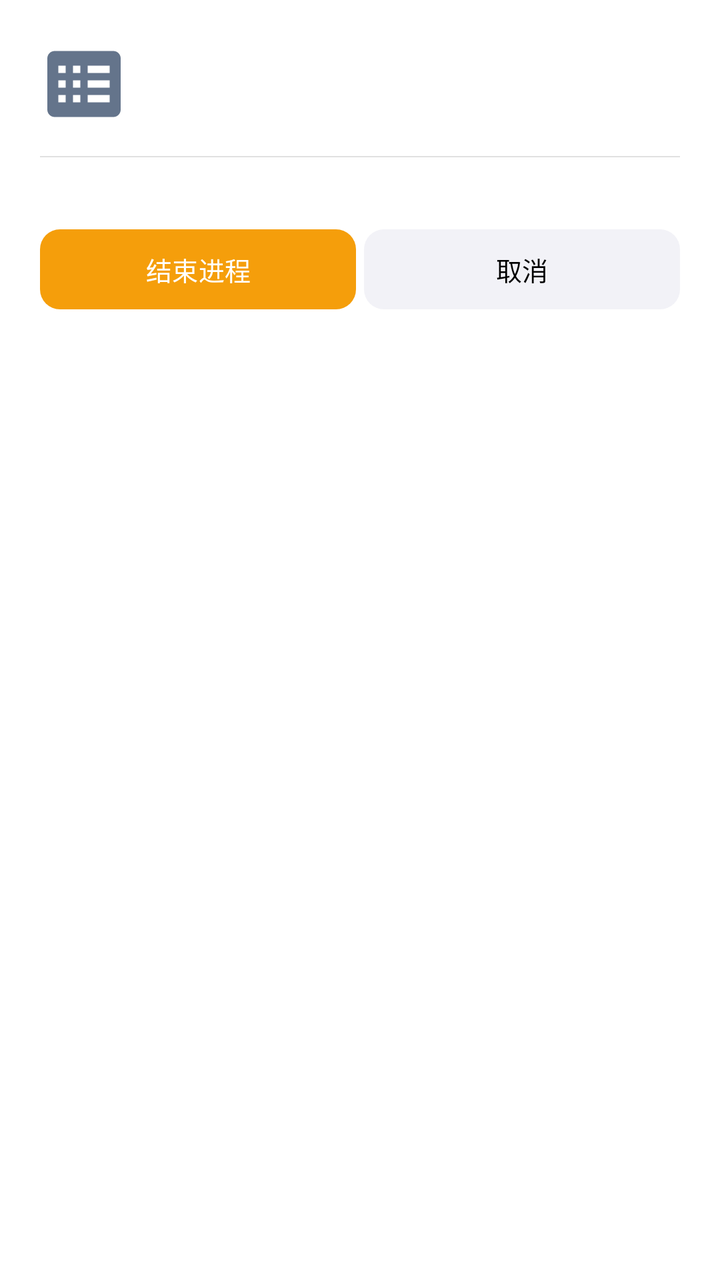
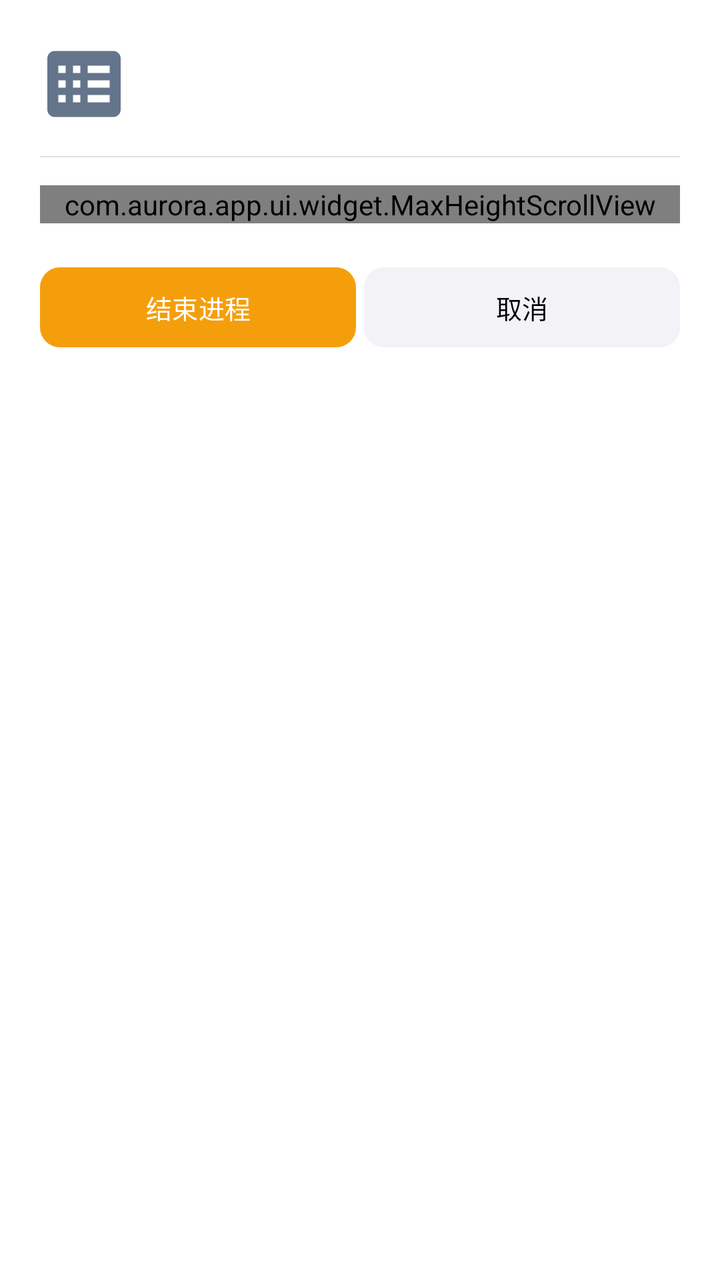

Before-and-after screenshots of an Android layout around one commit, followed by the original layout XML and the change that was made.
<!-- AndroidManifest.xml: application theme Theme.Aurora -->
<!-- res/layout/dialog_process_detail.xml -->
<?xml version="1.0" encoding="utf-8"?>
<LinearLayout xmlns:android="http://schemas.android.com/apk/res/android"
    xmlns:app="http://schemas.android.com/apk/res-auto"
    android:layout_width="match_parent"
    android:layout_height="wrap_content"
    android:background="?attr/auroraBackgroundElevated"
    android:orientation="vertical"
    android:padding="20dp">

    
    <LinearLayout
        android:layout_width="match_parent"
        android:layout_height="wrap_content"
        android:gravity="center_vertical"
        android:orientation="horizontal">

        <ImageView
            android:id="@+id/ivDetailIcon"
            android:layout_width="44dp"
            android:layout_height="44dp"
            android:contentDescription="进程图标"
            android:src="@drawable/ic_process_linux" />

        <LinearLayout
            android:layout_width="0dp"
            android:layout_height="wrap_content"
            android:layout_marginStart="14dp"
            android:layout_weight="1"
            android:orientation="vertical">

            <TextView
                android:id="@+id/tvDetailFriendlyName"
                android:layout_width="wrap_content"
                android:layout_height="wrap_content"
                android:ellipsize="end"
                android:fontFamily="sans-serif-medium"
                android:maxLines="1"
                android:textColor="@color/ios_text_primary"
                android:textSize="16sp" />

            <TextView
                android:id="@+id/tvDetailProcessName"
                android:layout_width="wrap_content"
                android:layout_height="wrap_content"
                android:layout_marginTop="2dp"
                android:ellipsize="end"
                android:maxLines="1"
                android:textColor="@color/ios_text_secondary"
                android:textSize="12sp" />
        </LinearLayout>
    </LinearLayout>

    <View
        android:layout_width="match_parent"
        android:layout_height="0.5dp"
        android:layout_marginVertical="14dp"
        android:background="@color/ios_separator" />

    
    <ScrollView
        android:layout_width="match_parent"
        android:layout_height="wrap_content"
        android:maxHeight="340dp"
        android:overScrollMode="never">

        <LinearLayout
            android:id="@+id/layoutProcessDetailRows"
            android:layout_width="match_parent"
            android:layout_height="wrap_content"
            android:orientation="vertical" />
    </ScrollView>

    <LinearLayout
        android:layout_width="match_parent"
        android:layout_height="wrap_content"
        android:layout_marginTop="18dp"
        android:orientation="horizontal">

        <com.google.android.material.button.MaterialButton
            android:id="@+id/btnDetailStopApp"
            android:layout_width="0dp"
            android:layout_height="wrap_content"
            android:layout_marginEnd="4dp"
            android:layout_weight="1"
            android:text="停止应用"
            android:textSize="13sp"
            android:visibility="gone"
            app:cornerRadius="10dp"
            android:textColor="@color/white"
            app:backgroundTint="#D93025"
            app:rippleColor="#33FFFFFF" />

        <com.google.android.material.button.MaterialButton
            android:id="@+id/btnDetailKill"
            android:layout_width="0dp"
            android:layout_height="wrap_content"
            android:layout_marginEnd="4dp"
            android:layout_weight="1"
            android:text="结束进程"
            android:textSize="13sp"
            app:cornerRadius="10dp"
            android:textColor="@color/white"
            app:backgroundTint="#F59E0B"
            app:rippleColor="#33FFFFFF" />

        <com.google.android.material.button.MaterialButton
            android:id="@+id/btnDetailCancel"
            android:layout_width="0dp"
            android:layout_height="wrap_content"
            android:layout_weight="1"
            android:text="取消"
            android:textSize="13sp"
            app:cornerRadius="10dp"
            android:textColor="@color/ios_text_primary"
            app:backgroundTint="?attr/auroraFill"
            app:rippleColor="#22000000" />
    </LinearLayout>
</LinearLayout>
<!-- resources referenced by this layout -->
<resources>
  <color name="ios_separator">#E0E0E0</color>
  <color name="ios_text_primary">#000000</color>
  <color name="ios_text_secondary">#6C6C70</color>
  <color name="white">#FFFFFFFF</color>
  <!-- drawable ic_process_linux (drawable) -->
  <?xml version="1.0" encoding="utf-8"?>
  <vector xmlns:android="http://schemas.android.com/apk/res/android"
      android:width="24dp"
      android:height="24dp"
      android:viewportWidth="24"
      android:viewportHeight="24">
      <path
          android:fillColor="#64748B"
          android:pathData="M4,3h16c1.1,0 2,0.9 2,2v14c0,1.1 -0.9,2 -2,2H4c-1.1,0 -2,-0.9 -2,-2V5c0,-1.1 0.9,-2 2,-2zM5,7v2h2V7H5zM9,7v2h2V7H9zM13,7v2h6V7h-6zM5,11v2h2v-2H5zM9,11v2h2v-2H9zM13,11v2h6v-2h-6zM5,15v2h2v-2H5zM9,15v2h2v-2H9zM13,15v2h6v-2h-6z" />
  </vector>
  <style name="Theme.Aurora" parent="Base.Theme.Aurora" />
  <style name="Base.Theme.Aurora" parent="Theme.Material3.DayNight.NoActionBar">
          <item name="colorPrimary">?attr/auroraAccent</item>
          <item name="colorOnPrimary">?attr/auroraOnAccent</item>
          <item name="auroraAccent">@color/ios_accent</item>
          <item name="auroraOnAccent">@color/white</item>
          <item name="auroraCard">@color/ios_card</item>
          <item name="auroraBackgroundElevated">@color/ios_background_elevated</item>
          <item name="auroraFill">@color/ios_fill_tertiary</item>
          <item name="colorSurface">?attr/auroraCard</item>
          <item name="android:colorBackground">@color/ios_background_grouped</item>
          <item name="android:statusBarColor">@android:color/transparent</item>
          <item name="android:navigationBarColor">@android:color/transparent</item>
          <item name="android:windowLightStatusBar">true</item>
          <item name="android:windowLightNavigationBar">false</item>
      </style>
  <color name="ios_accent">#00C853</color>
  <color name="ios_card">#FFFFFF</color>
  <color name="ios_background_elevated">#FFFFFF</color>
  <color name="ios_fill_tertiary">#F2F2F7</color>
  <color name="ios_background_grouped">#F2F2F7</color>
</resources>

<!-- the commit's change to res/layout/dialog_process_detail.xml (unified diff, before → after) -->
@@ -57,18 +57,19 @@
         android:background="@color/ios_separator" />
 
     
-    <ScrollView
+    <com.aurora.app.ui.widget.MaxHeightScrollView
         android:layout_width="match_parent"
         android:layout_height="wrap_content"
-        android:maxHeight="340dp"
-        android:overScrollMode="never">
+        android:overScrollMode="never"
+        android:scrollbars="vertical"
+        app:auroraMaxHeight="340dp">
 
         <LinearLayout
             android:id="@+id/layoutProcessDetailRows"
             android:layout_width="match_parent"
             android:layout_height="wrap_content"
             android:orientation="vertical" />
-    </ScrollView>
+    </com.aurora.app.ui.widget.MaxHeightScrollView>
 
     <LinearLayout
         android:layout_width="match_parent"
